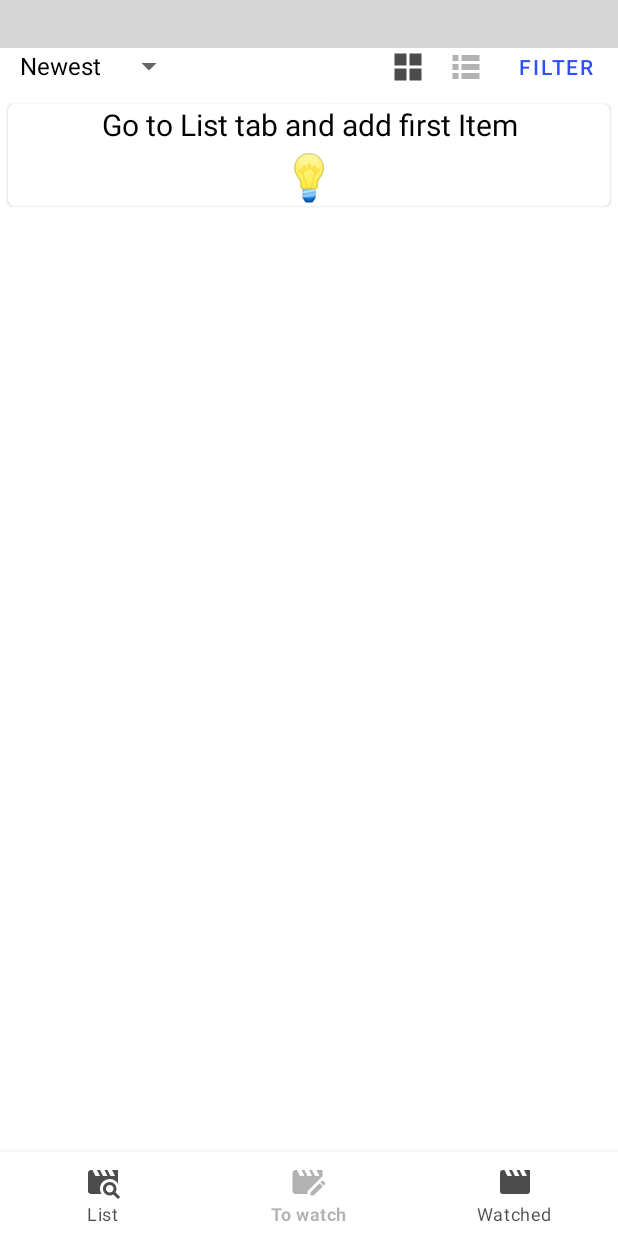
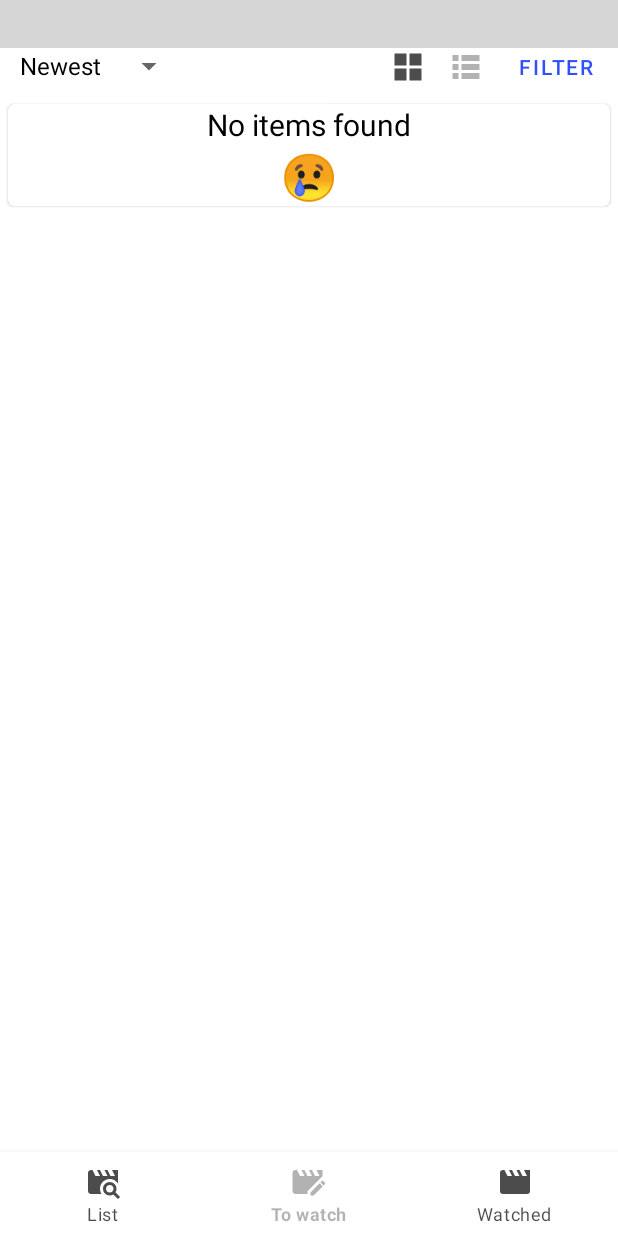
Before and after one commit to lopapex/towolist, an Android app: the ToWatchFragment screen opened through its navigation route, on a phone screen of 412 x 824 dp. Run offline under Robolectric (Android 15) with nearby library versions, the phone set to English and light mode, and no system bars; our stand-ins replace Room's generated code, navigation-ui; libraries missing offline, so code that uses them is left out: com.mancj.materialsearchbar; plain views replace MaterialSearchBar; 2 statements that could not run were skipped; grey boxes are pictures that could not be loaded.

Commit message:
Remove empty view cause it makes no sense anymore and caused bugs

```diff
--- a/app/src/main/java/com/example/towolist/ui/detail/ServiceAdapter.kt
+++ b/app/src/main/java/com/example/towolist/ui/detail/ServiceAdapter.kt
@@ -23,7 +23,6 @@ class ServiceAdapter(context: Activity, val items: List<ServiceItem>)
     override fun getView(position: Int, view: View?, parent: ViewGroup): View {
         binding = inflate(LayoutInflater.from(parent.context), parent, false)
 
-
         binding.serviceName.text = items[position].name
 
         Glide.with(parent.context)
--- a/app/src/main/java/com/example/towolist/ui/to_watch/ToWatchFragment.kt
+++ b/app/src/main/java/com/example/towolist/ui/to_watch/ToWatchFragment.kt
@@ -38,7 +38,7 @@ class ToWatchFragment : Fragment(), IMainActivityFragment {
         super.onViewCreated(view, savedInstanceState)
         movies = movieRepository.getToWatchMovies().toMutableList()
         if (movies.isEmpty()) {
-            binding.emptyView.visibility = View.VISIBLE
+            binding.noItemsFoundView.visibility = View.VISIBLE
         }
 
         val mainActivity : MainActivity = (activity as MainActivity)
@@ -90,7 +90,7 @@ class ToWatchFragment : Fragment(), IMainActivityFragment {
                 adapter.removeItem(index)
                 movies.removeAt(indexLocal)
             }
-            binding.emptyView.visibility = if (adapter.getMovies().isEmpty()) View.VISIBLE else View.GONE
+            binding.noItemsFoundView.visibility = if (adapter.getMovies().isEmpty()) View.VISIBLE else View.GONE
         }
 
         binding.recyclerView.apply {
--- a/app/src/main/java/com/example/towolist/ui/watched/WatchedFragment.kt
+++ b/app/src/main/java/com/example/towolist/ui/watched/WatchedFragment.kt
@@ -38,7 +38,7 @@ class WatchedFragment : Fragment(), IMainActivityFragment {
         super.onViewCreated(view, savedInstanceState)
         movies = movieRepository.getWatchedMovies().toMutableList()
         if (movies.isEmpty()) {
-            binding.emptyView.visibility = View.VISIBLE
+            binding.noItemsFoundView.visibility = View.VISIBLE
         }
 
         val mainActivity : MainActivity = (activity as MainActivity)
@@ -90,7 +90,7 @@ class WatchedFragment : Fragment(), IMainActivityFragment {
                 adapter.removeItem(index)
                 movies.removeAt(indexLocal)
             }
-            binding.emptyView.visibility = if (adapter.getMovies().isEmpty()) View.VISIBLE else View.GONE
+            binding.noItemsFoundView.visibility = if (adapter.getMovies().isEmpty()) View.VISIBLE else View.GONE
         }
 
         binding.recyclerView.apply {
--- a/app/src/main/res/layout/fragment_to_watch.xml
+++ b/app/src/main/res/layout/fragment_to_watch.xml
@@ -14,43 +14,6 @@
         app:layout_constraintStart_toStartOf="parent"
         app:layout_constraintTop_toTopOf="parent"
         tools:listitem="@layout/grid_item_movie" />
-
-    <com.google.android.material.card.MaterialCardView
-        android:id="@+id/empty_view"
-        android:layout_width="match_parent"
-        android:layout_height="wrap_content"
-        android:visibility="gone"
-        app:layout_constraintEnd_toEndOf="parent"
-        app:layout_constraintStart_toEndOf="parent"
-        app:layout_constraintTop_toTopOf="parent"
-        android:layout_margin="5dp">
-
-        <androidx.constraintlayout.widget.ConstraintLayout
-            android:layout_width="match_parent"
-            android:layout_height="wrap_content">
-
-            <TextView
-                android:id="@+id/empty_text"
-                android:layout_width="wrap_content"
-                android:layout_height="wrap_content"
-                android:textSize="20sp"
-                android:gravity="center"
-                android:text="@string/empty_text"
-                app:layout_constraintEnd_toEndOf="parent"
-                app:layout_constraintStart_toStartOf="parent"
-                app:layout_constraintTop_toTopOf="parent" />
-            <TextView
-                android:id="@+id/empty_icon"
-                android:layout_width="wrap_content"
-                android:layout_height="wrap_content"
-                android:textSize="30sp"
-                android:text="@string/empty_icon"
-                app:layout_constraintEnd_toEndOf="parent"
-                app:layout_constraintStart_toStartOf="parent"
-                app:layout_constraintTop_toBottomOf="@+id/empty_text" />
-
-        </androidx.constraintlayout.widget.ConstraintLayout>
-    </com.google.android.material.card.MaterialCardView>
 
     <com.google.android.material.card.MaterialCardView
         android:id="@+id/no_items_found_view"
```
Also changed, not shown: app/src/main/res/layout/fragment_watched.xml (+0 -37 lines).
